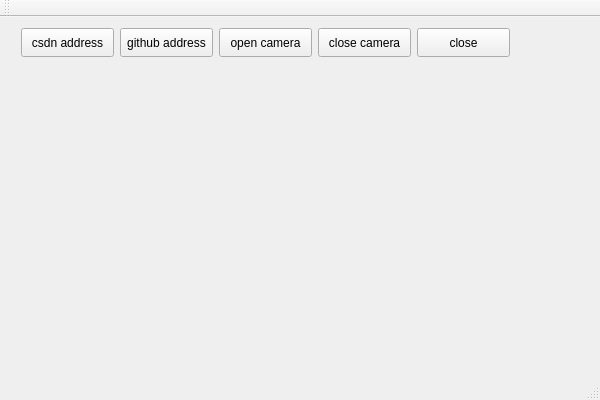
Old version of the form demo/Widgets_Test/Widgets_Test.ui in the repository fengbingchun/Qt_Test.
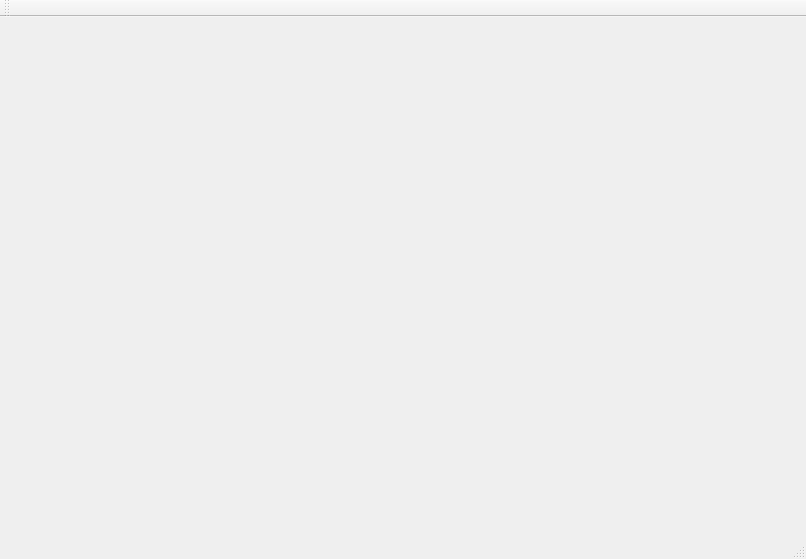
New version of the form.

```diff
--- a/demo/Widgets_Test/Widgets_Test.ui
+++ b/demo/Widgets_Test/Widgets_Test.ui
@@ -6,115 +6,14 @@
    <rect>
     <x>0</x>
     <y>0</y>
-    <width>600</width>
-    <height>400</height>
+    <width>806</width>
+    <height>559</height>
    </rect>
   </property>
   <property name="windowTitle">
    <string>Qt项目</string>
   </property>
-  <widget class="QWidget" name="centralWidget">
-   <widget class="QLabel" name="label_show">
-    <property name="geometry">
-     <rect>
-      <x>20</x>
-      <y>50</y>
-      <width>320</width>
-      <height>240</height>
-     </rect>
-    </property>
-    <property name="text">
-     <string/>
-    </property>
-   </widget>
-   <widget class="QWidget" name="widget" native="true">
-    <property name="geometry">
-     <rect>
-      <x>10</x>
-      <y>0</y>
-      <width>511</width>
-      <height>51</height>
-     </rect>
-    </property>
-    <property name="sizePolicy">
-     <sizepolicy hsizetype="Expanding" vsizetype="Preferred">
-      <horstretch>0</horstretch>
-      <verstretch>0</verstretch>
-     </sizepolicy>
-    </property>
-    <layout class="QHBoxLayout" name="horizontalLayout_2">
-     <item>
-      <layout class="QHBoxLayout" name="horizontalLayout">
-       <item>
-        <widget class="QPushButton" name="csdn_address">
-         <property name="sizePolicy">
-          <sizepolicy hsizetype="Expanding" vsizetype="Expanding">
-           <horstretch>0</horstretch>
-           <verstretch>0</verstretch>
-          </sizepolicy>
-         </property>
-         <property name="text">
-          <string>csdn address</string>
-         </property>
-        </widget>
-       </item>
-       <item>
-        <widget class="QPushButton" name="github_address">
-         <property name="sizePolicy">
-          <sizepolicy hsizetype="Expanding" vsizetype="Expanding">
-           <horstretch>0</horstretch>
-           <verstretch>0</verstretch>
-          </sizepolicy>
-         </property>
-         <property name="text">
-          <string>github address</string>
-         </property>
-        </widget>
-       </item>
-       <item>
-        <widget class="QPushButton" name="open_camera">
-         <property name="sizePolicy">
-          <sizepolicy hsizetype="Expanding" vsizetype="Expanding">
-           <horstretch>0</horstretch>
-           <verstretch>0</verstretch>
-          </sizepolicy>
-         </property>
-         <property name="text">
-          <string>open camera</string>
-         </property>
-        </widget>
-       </item>
-       <item>
-        <widget class="QPushButton" name="close_camera">
-         <property name="sizePolicy">
-          <sizepolicy hsizetype="Expanding" vsizetype="Expanding">
-           <horstretch>0</horstretch>
-           <verstretch>0</verstretch>
-          </sizepolicy>
-         </property>
-         <property name="text">
-          <string>close camera</string>
-         </property>
-        </widget>
-       </item>
-       <item>
-        <widget class="QPushButton" name="button_close">
-         <property name="sizePolicy">
-          <sizepolicy hsizetype="Expanding" vsizetype="Expanding">
-           <horstretch>0</horstretch>
-           <verstretch>0</verstretch>
-          </sizepolicy>
-         </property>
-         <property name="text">
-          <string>close</string>
-         </property>
-        </widget>
-       </item>
-      </layout>
-     </item>
-    </layout>
-   </widget>
-  </widget>
+  <widget class="QWidget" name="central_widget"/>
   <widget class="QMenuBar" name="menu_bar">
    <property name="geometry">
     <rect>
```
Left out of the diff: 2 changed lines with no effect on the pictures.
